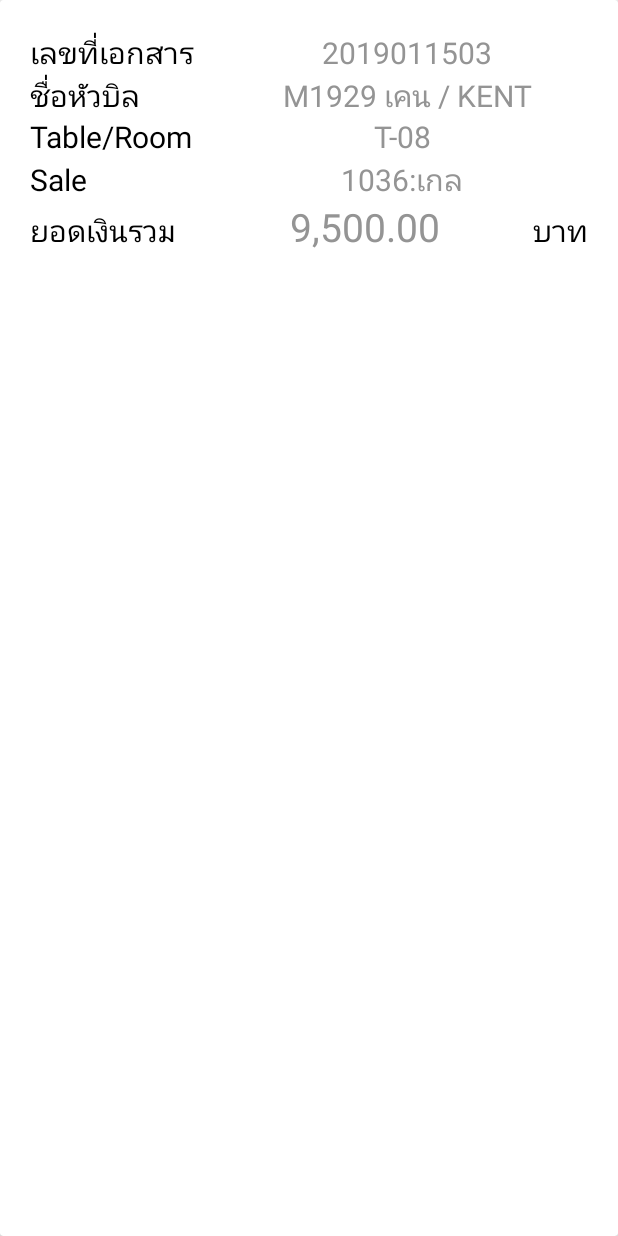
After one commit to patcharapruck/NewDashBoard, an Android app: the layout customview_payment.xml on its own in the app's theme, with its tools: preview values and no code run, on a phone screen of 412 x 824 dp. The commit adds this screen. Run offline under Robolectric (Android 15) with nearby library versions, the phone set to English and light mode, and no system bars.

Commit message:
เพิ่ม CustomViewGroup สำหรัยใช้งานในส่วน ยอดชำระเงิน เพื่อนำมาแสดงผล

```diff
--- a/app/src/main/java/com/example/pchrp/newdashboard/activity/PaymentActivity.java
+++ b/app/src/main/java/com/example/pchrp/newdashboard/activity/PaymentActivity.java
@@ -44,11 +44,8 @@ public class PaymentActivity extends AppCompatActivity {
 
         @Override
         public Fragment getItem(int position) {
-
-
             switch (position){
                 case 0:
-                    Log.v("vbvb", String.valueOf(position));
                     return new FragmentPay();
                 default:
                     return new FragmentNotPay();
--- /dev/null
+++ b/app/src/main/java/com/example/pchrp/newdashboard/view/PaymentListItem.java
@@ -0,0 +1,90 @@
+package com.example.pchrp.newdashboard.view;
+
+import android.annotation.TargetApi;
+import android.content.Context;
+import android.os.Bundle;
+import android.os.Parcelable;
+import android.util.AttributeSet;
+
+import com.example.pchrp.newdashboard.R;
+import com.inthecheesefactory.thecheeselibrary.view.BaseCustomViewGroup;
+import com.inthecheesefactory.thecheeselibrary.view.state.BundleSavedState;
+
+/**
+ * Created by nuuneoi on 11/16/2014.
+ */
+public class PaymentListItem extends BaseCustomViewGroup {
+
+    public PaymentListItem(Context context) {
+        super(context);
+        initInflate();
+        initInstances();
+    }
+
+    public PaymentListItem(Context context, AttributeSet attrs) {
+        super(context, attrs);
+        initInflate();
+        initInstances();
+        initWithAttrs(attrs, 0, 0);
+    }
+
+    public PaymentListItem(Context context, AttributeSet attrs, int defStyleAttr) {
+        super(context, attrs, defStyleAttr);
+        initInflate();
+        initInstances();
+        initWithAttrs(attrs, defStyleAttr, 0);
+    }
+
+    @TargetApi(21)
+    public PaymentListItem(Context context, AttributeSet attrs, int defStyleAttr, int defStyleRes) {
+        super(context, attrs, defStyleAttr, defStyleRes);
+        initInflate();
+        initInstances();
+        initWithAttrs(attrs, defStyleAttr, defStyleRes);
+    }
+
+    private void initInflate() {
+        inflate(getContext(), R.layout.customview_payment, this);
+    }
+
+    private void initInstances() {
+        // findViewById here
+    }
+
+    private void initWithAttrs(AttributeSet attrs, int defStyleAttr, int defStyleRes) {
+        /*
+        TypedArray a = getContext().getTheme().obtainStyledAttributes(
+                attrs,
+                R.styleable.StyleableName,
+                defStyleAttr, defStyleRes);
+
+        try {
+
+        } finally {
+            a.recycle();
+        }
+        */
+    }
+
+    @Override
+    protected Parcelable onSaveInstanceState() {
+        Parcelable superState = super.onSaveInstanceState();
+
+        BundleSavedState savedState = new BundleSavedState(superState);
+        // Save Instance State(s) here to the 'savedState.getBundle()'
+        // for example,
+        // savedState.getBundle().putString("key", value);
+
+        return savedState;
+    }
+
+    @Override
+    protected void onRestoreInstanceState(Parcelable state) {
+        BundleSavedState ss = (BundleSavedState) state;
+        super.onRestoreInstanceState(ss.getSuperState());
+
+        Bundle bundle = ss.getBundle();
+        // Restore State from bundle here
+    }
+
+}
--- a/app/src/main/res/layout/activity_payment.xml
+++ b/app/src/main/res/layout/activity_payment.xml
@@ -14,9 +14,6 @@
 
     </android.support.v7.widget.Toolbar>
 
-    <ScrollView
-        android:layout_width="match_parent"
-        android:layout_height="wrap_content">
 
         <LinearLayout
             android:layout_width="match_parent"
@@ -186,13 +183,14 @@
                 android:id="@+id/pager"
                 android:layout_width="match_parent"
                 android:layout_height="wrap_content"
-                android:background="@color/bg1">
+                android:background="@color/bg1"
+                app:layout_behavior="@string/appbar_scrolling_view_behavior">
 
             </android.support.v4.view.ViewPager>
 
 
         </LinearLayout>
 
-    </ScrollView>
+
 
 </LinearLayout>
--- /dev/null
+++ b/app/src/main/res/layout/customview_payment.xml
@@ -0,0 +1,181 @@
+<?xml version="1.0" encoding="utf-8"?>
+<RelativeLayout xmlns:android="http://schemas.android.com/apk/res/android"
+    android:layout_width="match_parent"
+    android:layout_height="match_parent">
+
+    <android.support.v7.widget.CardView
+        android:layout_width="match_parent"
+        android:layout_height="match_parent"
+        android:elevation="15dp">
+
+
+        <LinearLayout
+            android:layout_width="match_parent"
+            android:layout_height="match_parent"
+            android:orientation="vertical"
+            android:padding="20dp">
+
+            <LinearLayout
+                android:layout_width="match_parent"
+                android:layout_height="wrap_content"
+                android:orientation="horizontal"
+                android:weightSum="3">
+
+                <TextView
+                    android:layout_width="0dp"
+                    android:layout_height="wrap_content"
+                    android:layout_weight="1"
+                    android:text="เลขที่เอกสาร"
+                    android:textColor="#000000"
+                    android:textSize="20sp" />
+
+                <TextView
+                    android:id="@+id/TV_ppy_id"
+                    android:layout_marginLeft="10dp"
+                    android:layout_width="0dp"
+                    android:layout_height="wrap_content"
+                    android:paddingLeft="5dp"
+                    android:paddingRight="5dp"
+                    android:layout_weight="2"
+                    android:gravity="center"
+                    android:text="2019011503"
+                    android:maxLines="1"
+                    android:ellipsize="end"
+                    android:textColor="#949494"
+                    android:textSize="20sp" />
+
+            </LinearLayout>
+
+            <LinearLayout
+                android:layout_width="match_parent"
+                android:layout_height="wrap_content"
+                android:orientation="horizontal"
+                android:weightSum="3">
+
+                <TextView
+                    android:layout_width="0dp"
+                    android:layout_height="wrap_content"
+                    android:layout_weight="1"
+                    android:text="ชื่อหัวบิล"
+                    android:textColor="#000000"
+                    android:textSize="20sp" />
+
+                <TextView
+                    android:id="@+id/TV_ppy_bill"
+                    android:layout_marginLeft="10dp"
+                    android:layout_width="0dp"
+                    android:layout_height="wrap_content"
+                    android:layout_weight="2"
+                    android:paddingLeft="5dp"
+                    android:paddingRight="5dp"
+                    android:gravity="center"
+                    android:text="M1929 เคน / KENT"
+                    android:maxLines="1"
+                    android:ellipsize="end"
+                    android:textColor="#949494"
+                    android:textSize="20sp" />
+
+            </LinearLayout>
+
+            <LinearLayout
+                android:layout_width="match_parent"
+                android:layout_height="wrap_content"
+                android:orientation="horizontal"
+                android:weightSum="3">
+
+                <TextView
+                    android:layout_width="0dp"
+                    android:layout_height="wrap_content"
+                    android:layout_weight="1.5"
+                    android:text="Table/Room"
+                    android:textColor="#000000"
+                    android:textSize="20sp" />
+
+                <TextView
+                    android:id="@+id/TV_ppy_room"
+                    android:layout_width="0dp"
+                    android:layout_height="wrap_content"
+                    android:layout_weight="1"
+                    android:gravity="center"
+                    android:paddingLeft="5dp"
+                    android:paddingRight="5dp"
+                    android:maxLines="1"
+                    android:ellipsize="end"
+                    android:text="T-08"
+                    android:textColor="#949494"
+                    android:textSize="20sp" />
+
+            </LinearLayout>
+
+            <LinearLayout
+                android:layout_width="match_parent"
+                android:layout_height="wrap_content"
+                android:orientation="horizontal"
+                android:weightSum="3">
+
+                <TextView
+                    android:layout_width="0dp"
+                    android:layout_height="wrap_content"
+                    android:layout_weight="1"
+                    android:text="Sale"
+                    android:textColor="#000000"
+                    android:textSize="20sp" />
+
+                <TextView
+                    android:id="@+id/TV_ppy_sale"
+                    android:layout_width="0dp"
+                    android:layout_height="wrap_content"
+                    android:layout_weight="2"
+                    android:gravity="center"
+                    android:paddingLeft="5dp"
+                    android:paddingRight="5dp"
+                    android:maxLines="1"
+                    android:ellipsize="end"
+                    android:text="1036:เกล"
+                    android:textColor="#949494"
+                    android:textSize="20sp" />
+
+            </LinearLayout>
+
+            <LinearLayout
+                android:layout_width="match_parent"
+                android:layout_height="wrap_content"
+                android:orientation="horizontal"
+                android:weightSum="3">
+
+                <TextView
+                    android:layout_width="0dp"
+                    android:layout_height="wrap_content"
+                    android:layout_weight="1"
+                    android:text="ยอดเงินรวม"
+                    android:textColor="#000000"
+                    android:textSize="20sp" />
+
+                <TextView
+                    android:id="@+id/TV_ppy_monny"
+                    android:layout_width="0dp"
+                    android:layout_height="wrap_content"
+                    android:layout_weight="2"
+                    android:gravity="center"
+                    android:paddingLeft="5dp"
+                    android:paddingRight="5dp"
+                    android:text="9,500.00"
+                    android:maxLines="1"
+                    android:ellipsize="end"
+                    android:textColor="#949494"
+                    android:textSize="26sp" />
+                <TextView
+                    android:layout_width="wrap_content"
+                    android:layout_height="wrap_content"
+                    android:gravity="center"
+                    android:text="บาท"
+                    android:textColor="#000000"
+                    android:textSize="20sp" />
+
+            </LinearLayout>
+
+        </LinearLayout>
+
+    </android.support.v7.widget.CardView>
+
+</RelativeLayout>
--- a/app/src/main/res/layout/frag_pay.xml
+++ b/app/src/main/res/layout/frag_pay.xml
@@ -5,11 +5,6 @@
     xmlns:tools="http://schemas.android.com/tools"
     tools:context=".fragment.FragmentPay">
 
-    <TextView
-        android:id="@+id/tab1"
-        android:layout_width="match_parent"
-        android:layout_height="match_parent"
-        android:text="Tab1"
-        android:textSize="24dp" />
+
 
 </RelativeLayout>
```
